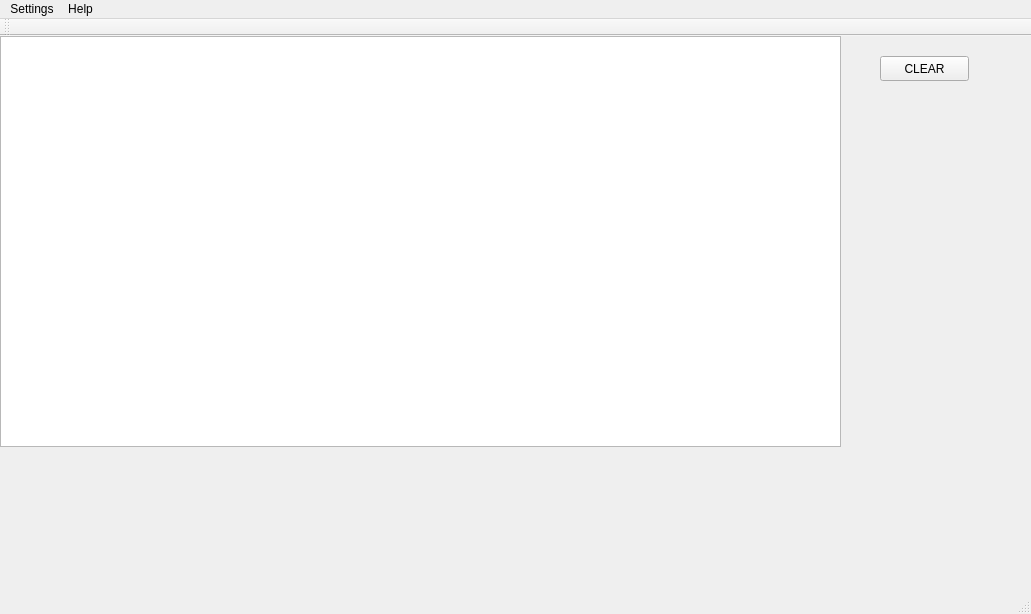
Qt form mainwindow.ui (Marlowess/PRTS-ESP32-server) before a commit.
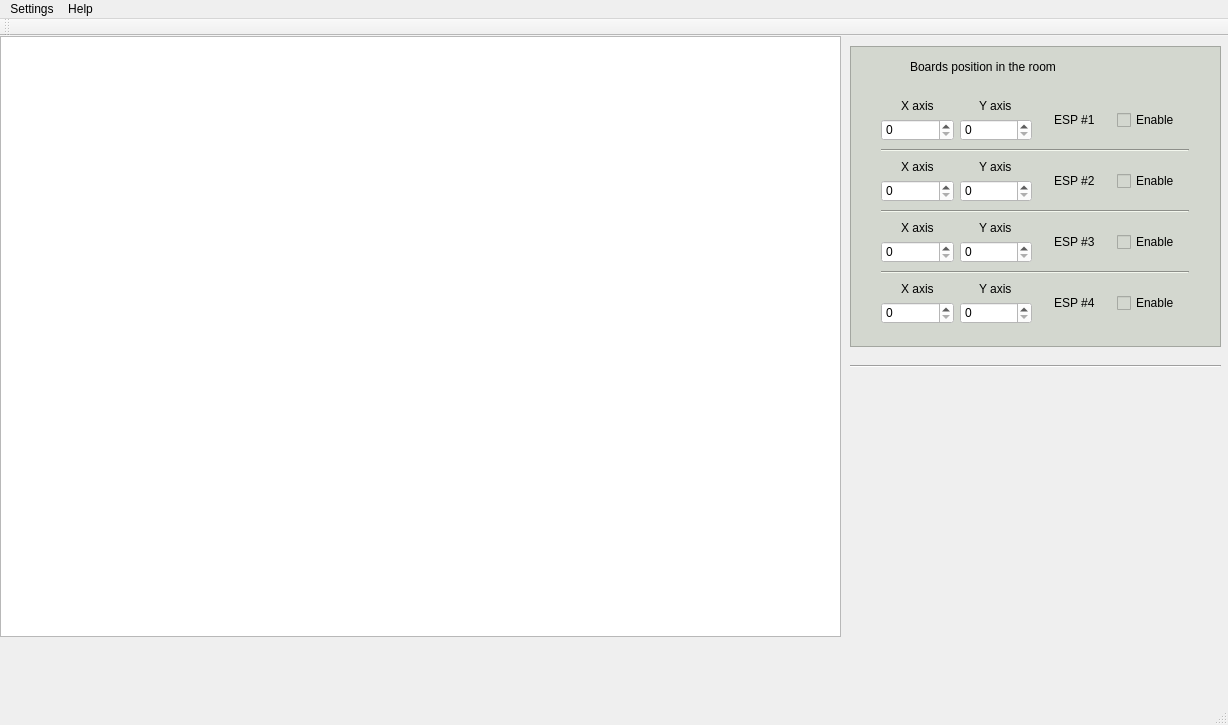
The same form after that commit. Custom widgets are drawn as their Qt base class.

Commit message: Aggiunta possibilità di aggiungere od eliminare board dal grafico

Diff of the .ui file:
```diff
--- a/mainwindow.ui
+++ b/mainwindow.ui
@@ -6,8 +6,8 @@
    <rect>
     <x>0</x>
     <y>0</y>
-    <width>1031</width>
-    <height>614</height>
+    <width>1228</width>
+    <height>725</height>
    </rect>
   </property>
   <property name="windowTitle">
@@ -20,21 +20,346 @@
       <x>0</x>
       <y>0</y>
       <width>841</width>
-      <height>411</height>
+      <height>601</height>
      </rect>
     </property>
    </widget>
-   <widget class="QPushButton" name="pushButton">
+   <widget class="QFrame" name="frame">
     <property name="geometry">
      <rect>
-      <x>880</x>
-      <y>20</y>
-      <width>89</width>
-      <height>25</height>
+      <x>850</x>
+      <y>10</y>
+      <width>371</width>
+      <height>301</height>
      </rect>
     </property>
-    <property name="text">
-     <string>CLEAR</string>
+    <property name="styleSheet">
+     <string notr="true">background-color: rgb(211, 215, 207);</string>
+    </property>
+    <property name="frameShape">
+     <enum>QFrame::StyledPanel</enum>
+    </property>
+    <property name="frameShadow">
+     <enum>QFrame::Raised</enum>
+    </property>
+    <widget class="QWidget" name="verticalLayoutWidget_7">
+     <property name="geometry">
+      <rect>
+       <x>20</x>
+       <y>40</y>
+       <width>330</width>
+       <height>255</height>
+      </rect>
+     </property>
+     <layout class="QVBoxLayout" name="verticalLayout_15">
+      <item>
+       <layout class="QHBoxLayout" name="horizontalLayout_6">
+        <item>
+         <layout class="QVBoxLayout" name="verticalLayout_11">
+          <item alignment="Qt::AlignHCenter">
+           <widget class="QLabel" name="label_13">
+            <property name="text">
+             <string>X axis</string>
+            </property>
+           </widget>
+          </item>
+          <item>
+           <widget class="QSpinBox" name="X_1">
+            <property name="toolTip">
+             <string>&lt;html&gt;&lt;head/&gt;&lt;body&gt;&lt;p&gt;Coordinata X&lt;/p&gt;&lt;/body&gt;&lt;/html&gt;</string>
+            </property>
+            <property name="styleSheet">
+             <string notr="true">background-color: rgb(255, 255, 255);</string>
+            </property>
+           </widget>
+          </item>
+         </layout>
+        </item>
+        <item>
+         <layout class="QVBoxLayout" name="verticalLayout_16">
+          <item alignment="Qt::AlignHCenter">
+           <widget class="QLabel" name="label_14">
+            <property name="text">
+             <string>Y axis</string>
+            </property>
+           </widget>
+          </item>
+          <item>
+           <widget class="QSpinBox" name="Y_1">
+            <property name="toolTip">
+             <string>&lt;html&gt;&lt;head/&gt;&lt;body&gt;&lt;p&gt;Coordinata X&lt;/p&gt;&lt;/body&gt;&lt;/html&gt;</string>
+            </property>
+            <property name="styleSheet">
+             <string notr="true">background-color: rgb(255, 255, 255);</string>
+            </property>
+           </widget>
+          </item>
+         </layout>
+        </item>
+        <item alignment="Qt::AlignHCenter">
+         <widget class="QLabel" name="label_15">
+          <property name="text">
+           <string>ESP #1</string>
+          </property>
+         </widget>
+        </item>
+        <item>
+         <widget class="QCheckBox" name="check_1">
+          <property name="styleSheet">
+           <string notr="true">
+</string>
+          </property>
+          <property name="text">
+           <string>Enable</string>
+          </property>
+         </widget>
+        </item>
+       </layout>
+      </item>
+      <item>
+       <widget class="Line" name="line_2">
+        <property name="styleSheet">
+         <string notr="true"/>
+        </property>
+        <property name="orientation">
+         <enum>Qt::Horizontal</enum>
+        </property>
+       </widget>
+      </item>
+      <item>
+       <layout class="QHBoxLayout" name="horizontalLayout_7">
+        <item>
+         <layout class="QVBoxLayout" name="verticalLayout_5">
+          <item alignment="Qt::AlignHCenter">
+           <widget class="QLabel" name="label_16">
+            <property name="text">
+             <string>X axis</string>
+            </property>
+           </widget>
+          </item>
+          <item>
+           <widget class="QSpinBox" name="X_2">
+            <property name="toolTip">
+             <string>&lt;html&gt;&lt;head/&gt;&lt;body&gt;&lt;p&gt;Coordinata X&lt;/p&gt;&lt;/body&gt;&lt;/html&gt;</string>
+            </property>
+            <property name="styleSheet">
+             <string notr="true">background-color: rgb(255, 255, 255);</string>
+            </property>
+           </widget>
+          </item>
+         </layout>
+        </item>
+        <item>
+         <layout class="QVBoxLayout" name="verticalLayout_8">
+          <item alignment="Qt::AlignHCenter">
+           <widget class="QLabel" name="label_17">
+            <property name="text">
+             <string>Y axis</string>
+            </property>
+           </widget>
+          </item>
+          <item>
+           <widget class="QSpinBox" name="Y_2">
+            <property name="toolTip">
+             <string>&lt;html&gt;&lt;head/&gt;&lt;body&gt;&lt;p&gt;Coordinata X&lt;/p&gt;&lt;/body&gt;&lt;/html&gt;</string>
+            </property>
+            <property name="styleSheet">
+             <string notr="true">background-color: rgb(255, 255, 255);</string>
+            </property>
+           </widget>
+          </item>
+         </layout>
+        </item>
+        <item alignment="Qt::AlignHCenter">
+         <widget class="QLabel" name="label_18">
+          <property name="text">
+           <string>ESP #2</string>
+          </property>
+         </widget>
+        </item>
+        <item>
+         <widget class="QCheckBox" name="check_2">
+          <property name="styleSheet">
+           <string notr="true"/>
+          </property>
+          <property name="text">
+           <string>Enable</string>
+          </property>
+         </widget>
+        </item>
+       </layout>
+      </item>
+      <item>
+       <widget class="Line" name="line_3">
+        <property name="orientation">
+         <enum>Qt::Horizontal</enum>
+        </property>
+       </widget>
+      </item>
+      <item>
+       <layout class="QHBoxLayout" name="horizontalLayout_8">
+        <item>
+         <layout class="QVBoxLayout" name="verticalLayout_17">
+          <item alignment="Qt::AlignHCenter">
+           <widget class="QLabel" name="label_19">
+            <property name="text">
+             <string>X axis</string>
+            </property>
+           </widget>
+          </item>
+          <item>
+           <widget class="QSpinBox" name="X_3">
+            <property name="toolTip">
+             <string>&lt;html&gt;&lt;head/&gt;&lt;body&gt;&lt;p&gt;Coordinata X&lt;/p&gt;&lt;/body&gt;&lt;/html&gt;</string>
+            </property>
+            <property name="styleSheet">
+             <string notr="true">background-color: rgb(255, 255, 255);</string>
+            </property>
+           </widget>
+          </item>
+         </layout>
+        </item>
+        <item>
+         <layout class="QVBoxLayout" name="verticalLayout_18">
+          <item alignment="Qt::AlignHCenter">
+           <widget class="QLabel" name="label_20">
+            <property name="text">
+             <string>Y axis</string>
+            </property>
+           </widget>
+          </item>
+          <item>
+           <widget class="QSpinBox" name="Y_3">
+            <property name="toolTip">
+             <string>&lt;html&gt;&lt;head/&gt;&lt;body&gt;&lt;p&gt;Coordinata X&lt;/p&gt;&lt;/body&gt;&lt;/html&gt;</string>
+            </property>
+            <property name="styleSheet">
+             <string notr="true">background-color: rgb(255, 255, 255);</string>
+            </property>
+           </widget>
+          </item>
+         </layout>
+        </item>
+        <item alignment="Qt::AlignHCenter">
+         <widget class="QLabel" name="label_21">
+          <property name="text">
+           <string>ESP #3</string>
+          </property>
+         </widget>
+        </item>
+        <item>
+         <widget class="QCheckBox" name="check_3">
+          <property name="styleSheet">
+           <string notr="true">
+</string>
+          </property>
+          <property name="text">
+           <string>Enable</string>
+          </property>
+         </widget>
+        </item>
+       </layout>
+      </item>
+      <item>
+       <widget class="Line" name="line_4">
+        <property name="orientation">
+         <enum>Qt::Horizontal</enum>
+        </property>
+       </widget>
+      </item>
+      <item>
+       <layout class="QHBoxLayout" name="horizontalLayout_9">
+        <item>
+         <layout class="QVBoxLayout" name="verticalLayout_19">
+          <item alignment="Qt::AlignHCenter">
+           <widget class="QLabel" name="label_22">
+            <property name="text">
+             <string>X axis</string>
+            </property>
+           </widget>
+          </item>
+          <item>
+           <widget class="QSpinBox" name="X_4">
+            <property name="toolTip">
+             <string>&lt;html&gt;&lt;head/&gt;&lt;body&gt;&lt;p&gt;Coordinata X&lt;/p&gt;&lt;/body&gt;&lt;/html&gt;</string>
+            </property>
+            <property name="styleSheet">
+             <string notr="true">background-color: rgb(255, 255, 255);</string>
+            </property>
+           </widget>
+          </item>
+         </layout>
+        </item>
+        <item>
+         <layout class="QVBoxLayout" name="verticalLayout_20">
+          <item alignment="Qt::AlignHCenter">
+           <widget class="QLabel" name="label_23">
+            <property name="text">
+             <string>Y axis</string>
+            </property>
+           </widget>
+          </item>
+          <item>
+           <widget class="QSpinBox" name="Y_4">
+            <property name="toolTip">
+             <string>&lt;html&gt;&lt;head/&gt;&lt;body&gt;&lt;p&gt;Coordinata X&lt;/p&gt;&lt;/body&gt;&lt;/html&gt;</string>
+            </property>
+            <property name="styleSheet">
+             <string notr="true">background-color: rgb(255, 255, 255);</string>
+            </property>
+           </widget>
+          </item>
+         </layout>
+        </item>
+        <item alignment="Qt::AlignHCenter">
+         <widget class="QLabel" name="label_24">
+          <property name="text">
+           <string>ESP #4</string>
+          </property>
+         </widget>
+        </item>
+        <item>
+         <widget class="QCheckBox" name="check_4">
+          <property name="styleSheet">
+           <string notr="true"/>
+          </property>
+          <property name="text">
+           <string>Enable</string>
+          </property>
+         </widget>
+        </item>
+       </layout>
+      </item>
+     </layout>
+    </widget>
+    <widget class="QLabel" name="label_25">
+     <property name="geometry">
+      <rect>
+       <x>60</x>
+       <y>10</y>
+       <width>261</width>
+       <height>21</height>
+      </rect>
+     </property>
+     <property name="styleSheet">
+      <string notr="true">font: 57 15pt &quot;Ubuntu&quot;;</string>
+     </property>
+     <property name="text">
+      <string>Boards position in the room</string>
+     </property>
+    </widget>
+   </widget>
+   <widget class="Line" name="line">
+    <property name="geometry">
+     <rect>
+      <x>850</x>
+      <y>320</y>
+      <width>371</width>
+      <height>20</height>
+     </rect>
+    </property>
+    <property name="orientation">
+     <enum>Qt::Horizontal</enum>
     </property>
    </widget>
   </widget>
@@ -43,7 +368,7 @@
     <rect>
      <x>0</x>
      <y>0</y>
-     <width>1031</width>
+     <width>1228</width>
      <height>22</height>
     </rect>
    </property>
```
The commit also changes 5 other files.
